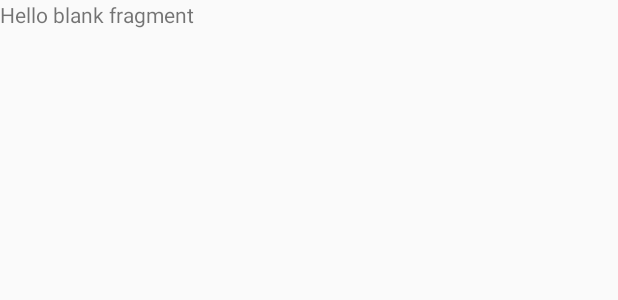
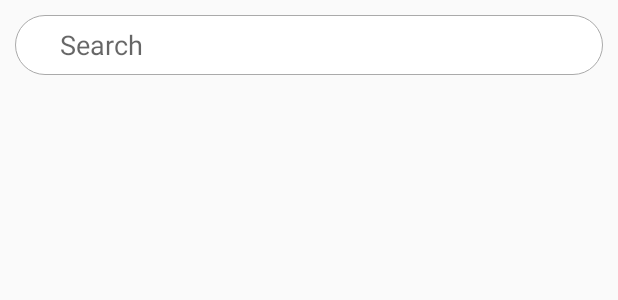
Before and after one commit to chinmoy12c/BuildMart, an Android app: the layout fragment_search_screen.xml on its own in the app's theme, with its tools: preview values and no code run, on a phone screen of 412 x 824 dp. Shown: the top 300 px of the screen. Run offline under Robolectric (Android 15) with nearby library versions, the light colour scheme and no system bars.

Commit message:
added search functionality

```diff
--- a/app/src/main/java/com/example/buildmart/CategoryDetails.java
+++ b/app/src/main/java/com/example/buildmart/CategoryDetails.java
@@ -2,17 +2,14 @@ package com.example.buildmart;
 
 import androidx.appcompat.app.AppCompatActivity;
 import androidx.appcompat.widget.Toolbar;
-import androidx.recyclerview.widget.LinearLayoutManager;
 import androidx.recyclerview.widget.RecyclerView;
 
 import android.content.Intent;
 import android.os.Bundle;
-import android.view.Menu;
 
 public class CategoryDetails extends AppCompatActivity {
 
     private RecyclerView materialList;
-    private CategoryMaterialListAdapter categoryMaterialListAdapter;
     private Toolbar toolbar;
     private FireStoreHandler fireStoreHandler;
 
--- a/app/src/main/java/com/example/buildmart/HomeScreen.java
+++ b/app/src/main/java/com/example/buildmart/HomeScreen.java
@@ -93,7 +93,7 @@ public class HomeScreen extends Fragment implements View.OnClickListener {
                 startActivity(materialListIntent);
                 break;
             case R.id.electricWork:
-                materialListIntent.putExtra("category","electric");
+                materialListIntent.putExtra("category","electrical");
                 startActivity(materialListIntent);
                 break;
             case R.id.tilesWork:
--- a/app/src/main/java/com/example/buildmart/CategoryMaterialListAdapter.java
+++ b/app/src/main/java/com/example/buildmart/MaterialListAdapter.java
@@ -16,14 +16,12 @@ import com.google.firebase.firestore.DocumentSnapshot;
 import com.google.firebase.firestore.QuerySnapshot;
 import com.squareup.picasso.Picasso;
 
-import java.util.Map;
-
-public class CategoryMaterialListAdapter extends RecyclerView.Adapter<CategoryMaterialListAdapter.MyViewHolder> {
+public class MaterialListAdapter extends RecyclerView.Adapter<MaterialListAdapter.MyViewHolder> {
 
     private Context context;
     private QuerySnapshot materials;
 
-    CategoryMaterialListAdapter(Context context, QuerySnapshot queryDocumentSnapshots){
+    MaterialListAdapter(Context context, QuerySnapshot queryDocumentSnapshots){
         this.context = context;
         this.materials = queryDocumentSnapshots;
     }
--- /dev/null
+++ b/app/src/main/res/drawable/rounded_text.xml
@@ -0,0 +1,15 @@
+<?xml version="1.0" encoding="utf-8"?>
+<shape xmlns:android="http://schemas.android.com/apk/res/android"
+    android:shape="rectangle">
+
+    <solid
+        android:color="#ffffff"/>
+
+    <corners
+        android:radius="30dp"/>
+
+    <stroke
+        android:color="@android:color/darker_gray"
+        android:width="0.2dp"/>
+
+</shape>
--- a/app/src/main/res/layout/activity_view_cart.xml
+++ b/app/src/main/res/layout/activity_view_cart.xml
@@ -4,8 +4,7 @@
     xmlns:tools="http://schemas.android.com/tools"
     android:layout_width="match_parent"
     android:layout_height="match_parent"
-    tools:context=".ViewCart"
-    android:background="#ffffff">
+    tools:context=".ViewCart">
 
     <androidx.appcompat.widget.Toolbar
         android:id="@+id/cartToolbar"
--- a/app/src/main/res/layout/cart_item.xml
+++ b/app/src/main/res/layout/cart_item.xml
@@ -22,6 +22,7 @@
             android:layout_marginTop="10dp"
             android:layout_marginStart="10dp"
             android:text="Ambuja cement"
+
             android:fontFamily="@font/saira_bold"
             android:textSize="16sp"/>
 
--- a/app/src/main/res/layout/fragment_search_screen.xml
+++ b/app/src/main/res/layout/fragment_search_screen.xml
@@ -1,14 +1,27 @@
 <?xml version="1.0" encoding="utf-8"?>
-<FrameLayout xmlns:android="http://schemas.android.com/apk/res/android"
+<RelativeLayout xmlns:android="http://schemas.android.com/apk/res/android"
     xmlns:tools="http://schemas.android.com/tools"
     android:layout_width="match_parent"
     android:layout_height="match_parent"
     tools:context=".SearchScreen">
 
-    <!-- TODO: Update blank fragment layout -->
-    <TextView
+    <EditText
+        android:id="@+id/searchBar"
         android:layout_width="match_parent"
-        android:layout_height="match_parent"
-        android:text="@string/hello_blank_fragment" />
+        android:layout_height="40dp"
+        android:background="@drawable/rounded_text"
+        android:layout_margin="10dp"
+        android:shadowColor="@android:color/darker_gray"
+        android:paddingStart="30dp"
+        android:paddingEnd="30dp"
+        android:hint="Search"
+        />
 
-</FrameLayout>
+    <androidx.recyclerview.widget.RecyclerView
+        android:id="@+id/searchListRecycler"
+        android:layout_width="match_parent"
+        android:layout_height="wrap_content"
+        android:layout_below="@+id/searchBar"
+        android:layout_margin="10dp"/>
+
+</RelativeLayout>
--- a/app/src/main/res/layout/recommended_item.xml
+++ b/app/src/main/res/layout/recommended_item.xml
@@ -27,8 +27,9 @@
             android:layout_below="@+id/itemImage"
             android:layout_marginStart="10dp"
             android:text="Ambuja cement"
+            android:fontFamily="@font/saira_medium"
             android:textAlignment="center"
-            android:textSize="18sp"/>
+            android:textSize="16sp"/>
 
         <TextView
             android:id="@+id/priceTagRecommended"
```
Also changed, not shown: app/src/main/java/com/example/buildmart/FireStoreHandler.java (+23 -5 lines), app/src/main/java/com/example/buildmart/SearchScreen.java (+35 -1 lines).
